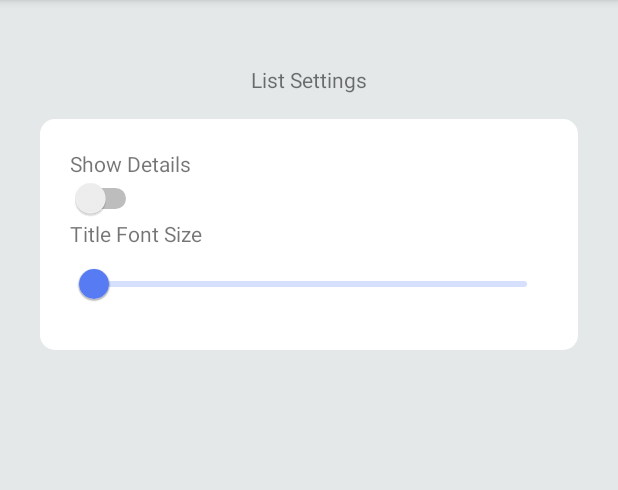
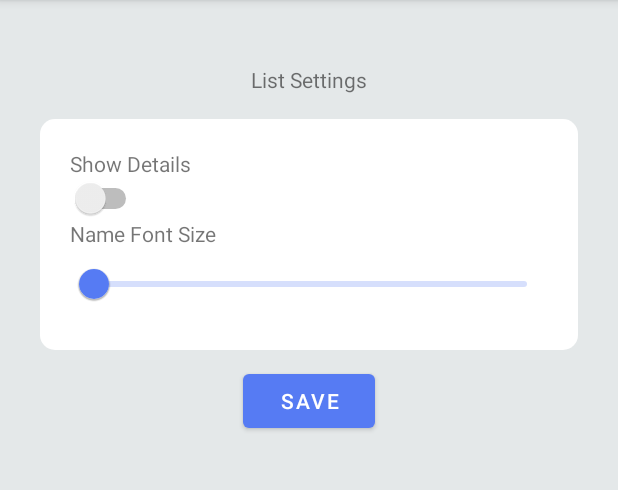
Before and after one commit to Sverda/Android-Shopping-List, an Android app: the OptionsActivity screen opened directly, with no data from a screen before it, on a phone screen of 412 x 824 dp, the part 84-574 px from its top. Run offline under Robolectric (Android 15) with nearby library versions, the phone set to English and light mode, and no system bars.

Commit message:
Save settings in SharedPreferences

```diff
--- a/app/src/main/java/com/s24083/shoppinglist/Settings/OptionsActivity.kt
+++ b/app/src/main/java/com/s24083/shoppinglist/Settings/OptionsActivity.kt
@@ -1,12 +1,41 @@
 package com.s24083.shoppinglist.Settings
 
+import android.os.Bundle
+import android.view.View
+import android.widget.Switch
 import androidx.appcompat.app.AppCompatActivity
-import android.os.Bundle
+import com.google.android.material.slider.Slider
 import com.s24083.shoppinglist.R
 
 class OptionsActivity : AppCompatActivity() {
+
     override fun onCreate(savedInstanceState: Bundle?) {
         super.onCreate(savedInstanceState)
         setContentView(R.layout.activity_options)
+
+        val sp = this.getPreferences(MODE_PRIVATE)
+
+        val detailsKey = resources.getString(R.string.settingsShowDetails)
+        val detailsValue = sp.getBoolean(detailsKey, false)
+        findViewById<Switch>(R.id.show_details).isChecked = detailsValue
+
+        val sizeKey = resources.getString(R.string.settingsTitleFontSize)
+        val sizeValue = sp.getFloat(sizeKey, 1.0f)
+        findViewById<Slider>(R.id.font_size).value = sizeValue
+    }
+
+    fun saveSettings(view: View){
+        val sp = this.getPreferences(MODE_PRIVATE)
+
+        val detailsKey = resources.getString(R.string.settingsShowDetails)
+        val detailsValue = findViewById<Switch>(R.id.show_details).isChecked
+        val editor = sp.edit()
+        editor.putBoolean(detailsKey, detailsValue)
+
+        val sizeKey = resources.getString(R.string.settingsTitleFontSize)
+        val sizeValue = findViewById<Slider>(R.id.font_size).value
+        editor.putFloat(sizeKey, sizeValue)
+
+        editor.apply()
     }
 }
--- a/app/src/main/res/layout/activity_options.xml
+++ b/app/src/main/res/layout/activity_options.xml
@@ -47,7 +47,7 @@
                     android:layout_width="match_parent"
                     android:layout_height="match_parent"
                     android:labelFor="@+id/font_size"
-                    android:text="Title Font Size"/>
+                    android:text="Name Font Size"/>
                 <com.google.android.material.slider.Slider
                     android:id="@+id/font_size"
                     android:layout_width="match_parent"
@@ -56,5 +56,17 @@
                     android:valueTo="2.0"/>
             </LinearLayout>
         </LinearLayout>
+        <LinearLayout
+            android:layout_width="match_parent"
+            android:layout_height="wrap_content"
+            android:orientation="horizontal"
+            android:gravity="center"
+            android:layout_margin="10dp">
+            <com.google.android.material.button.MaterialButton
+                android:layout_width="wrap_content"
+                android:layout_height="wrap_content"
+                android:text="Save"
+                android:onClick="saveSettings"/>
+        </LinearLayout>
     </LinearLayout>
 </androidx.constraintlayout.widget.ConstraintLayout>
--- a/app/src/main/res/values/strings.xml
+++ b/app/src/main/res/values/strings.xml
@@ -1,3 +1,6 @@
 <resources>
     <string name="app_name">ShoppingList</string>
+    <string name="sp">SharedPreferences_main</string>
+    <string name="settingsShowDetails">ShowDetailsSettings</string>
+    <string name="settingsTitleFontSize">SettingsTitleFontSize</string>
 </resources>
```
